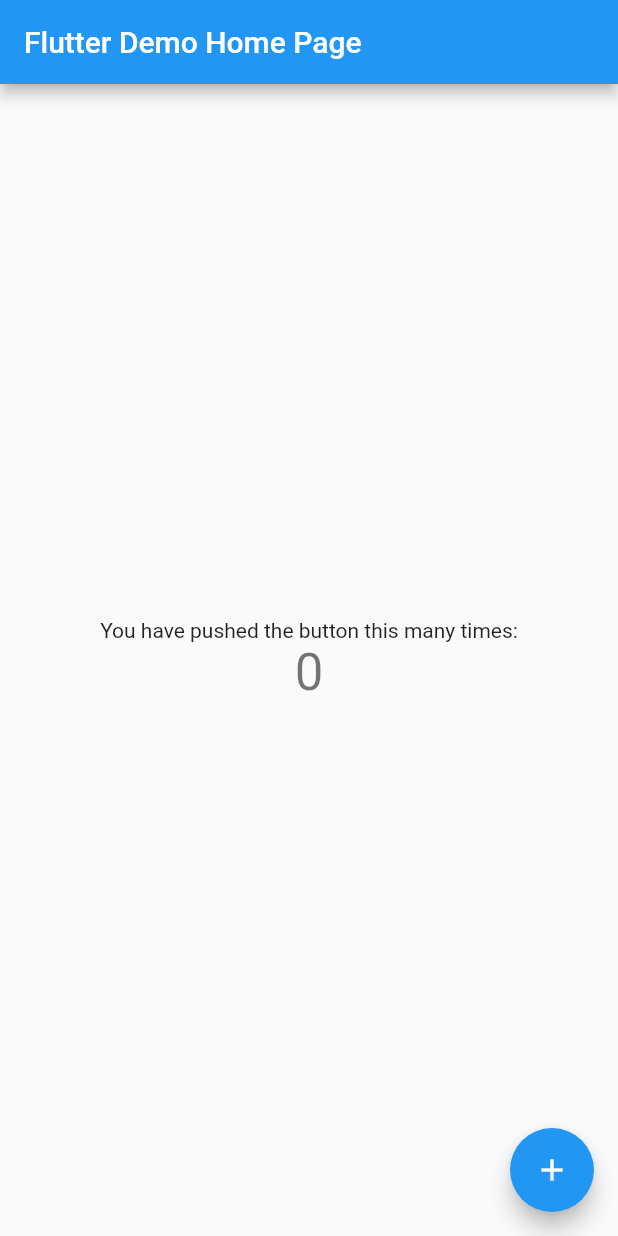
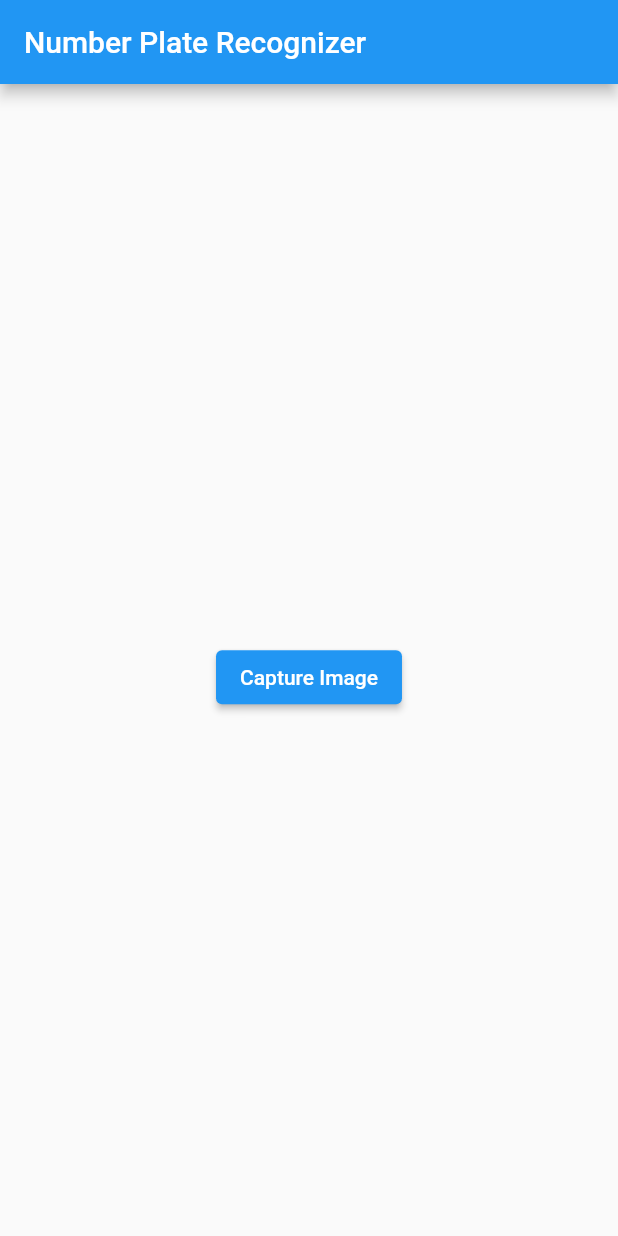
Before and after one commit to nuwanAsiri/poc-sl-vehicle-number-plate-text-extraction, a Flutter app: the screen it shows after launch, on a phone screen of 412 x 824 dp. Run offline on Flutter 3.47's test engine with Material 2 defaults, Android fonts, the phone set to English and light mode, and no system bars; our stand-ins replace image_picker; missing offline and left inert: google_ml_kit.

Commit message:
changes to add google ml kit and image capture features

```diff
--- a/poc_sl_vehicle_number_plate_text_extraction/lib/main.dart
+++ b/poc_sl_vehicle_number_plate_text_extraction/lib/main.dart
@@ -1,115 +1,66 @@
 import 'package:flutter/material.dart';
+import 'package:image_picker/image_picker.dart';
+import 'package:google_ml_kit/google_ml_kit.dart';
 
 void main() {
-  runApp(const MyApp());
+  runApp(MyApp());
 }
 
 class MyApp extends StatelessWidget {
-  const MyApp({super.key});
-
-  // This widget is the root of your application.
   @override
   Widget build(BuildContext context) {
     return MaterialApp(
-      title: 'Flutter Demo',
-      theme: ThemeData(
-        // This is the theme of your application.
-        //
-        // Try running your application with "flutter run". You'll see the
-        // application has a blue toolbar. Then, without quitting the app, try
-        // changing the primarySwatch below to Colors.green and then invoke
-        // "hot reload" (press "r" in the console where you ran "flutter run",
-        // or simply save your changes to "hot reload" in a Flutter IDE).
-        // Notice that the counter didn't reset back to zero; the application
-        // is not restarted.
-        primarySwatch: Colors.blue,
-      ),
-      home: const MyHomePage(title: 'Flutter Demo Home Page'),
+      home: HomePage(),
     );
   }
 }
 
-class MyHomePage extends StatefulWidget {
-  const MyHomePage({super.key, required this.title});
-
-  // This widget is the home page of your application. It is stateful, meaning
-  // that it has a State object (defined below) that contains fields that affect
-  // how it looks.
-
-  // This class is the configuration for the state. It holds the values (in this
-  // case the title) provided by the parent (in this case the App widget) and
-  // used by the build method of the State. Fields in a Widget subclass are
-  // always marked "final".
-
-  final String title;
-
+class HomePage extends StatefulWidget {
   @override
-  State<MyHomePage> createState() => _MyHomePageState();
+  _HomePageState createState() => _HomePageState();
 }
 
-class _MyHomePageState extends State<MyHomePage> {
-  int _counter = 0;
+class _HomePageState extends State<HomePage> {
+  String _extractedText = '';
+  final ImagePicker _picker = ImagePicker();
 
-  void _incrementCounter() {
+  void extractTextFromImage(XFile image) async {
+    final inputImage = InputImage.fromFilePath(image.path);
+    final textDetector = GoogleMlKit.vision.textDetector();
+    final RecognisedText recognisedText =
+        await textDetector.processImage(inputImage);
+    await textDetector.close();
+
     setState(() {
-      // This call to setState tells the Flutter framework that something has
-      // changed in this State, which causes it to rerun the build method below
-      // so that the display can reflect the updated values. If we changed
-      // _counter without calling setState(), then the build method would not be
-      // called again, and so nothing would appear to happen.
-      _counter++;
+      _extractedText = recognisedText.text;
     });
+  }
+
+  Future<void> pickImage() async {
+    final XFile? image = await _picker.pickImage(source: ImageSource.camera);
+    if (image != null) {
+      extractTextFromImage(image);
+    }
   }
 
   @override
   Widget build(BuildContext context) {
-    // This method is rerun every time setState is called, for instance as done
-    // by the _incrementCounter method above.
-    //
-    // The Flutter framework has been optimized to make rerunning build methods
-    // fast, so that you can just rebuild anything that needs updating rather
-    // than having to individually change instances of widgets.
     return Scaffold(
       appBar: AppBar(
-        // Here we take the value from the MyHomePage object that was created by
-        // the App.build method, and use it to set our appbar title.
-        title: Text(widget.title),
+        title: Text('Number Plate Recognizer'),
       ),
       body: Center(
-        // Center is a layout widget. It takes a single child and positions it
-        // in the middle of the parent.
         child: Column(
-          // Column is also a layout widget. It takes a list of children and
-          // arranges them vertically. By default, it sizes itself to fit its
-          // children horizontally, and tries to be as tall as its parent.
-          //
-          // Invoke "debug painting" (press "p" in the console, choose the
-          // "Toggle Debug Paint" action from the Flutter Inspector in Android
-          // Studio, or the "Toggle Debug Paint" command in Visual Studio Code)
-          // to see the wireframe for each widget.
-          //
-          // Column has various properties to control how it sizes itself and
-          // how it positions its children. Here we use mainAxisAlignment to
-          // center the children vertically; the main axis here is the vertical
-          // axis because Columns are vertical (the cross axis would be
-          // horizontal).
           mainAxisAlignment: MainAxisAlignment.center,
           children: <Widget>[
-            const Text(
-              'You have pushed the button this many times:',
-            ),
-            Text(
-              '$_counter',
-              style: Theme.of(context).textTheme.headlineMedium,
+            Text(_extractedText, style: TextStyle(fontSize: 20)),
+            ElevatedButton(
+              onPressed: pickImage,
+              child: Text('Capture Image'),
             ),
           ],
         ),
       ),
-      floatingActionButton: FloatingActionButton(
-        onPressed: _incrementCounter,
-        tooltip: 'Increment',
-        child: const Icon(Icons.add),
-      ), // This trailing comma makes auto-formatting nicer for build methods.
     );
   }
 }
--- a/poc_sl_vehicle_number_plate_text_extraction/pubspec.yaml
+++ b/poc_sl_vehicle_number_plate_text_extraction/pubspec.yaml
@@ -30,6 +30,11 @@
 dependencies:
   flutter:
     sdk: flutter
+  google_ml_kit: ^0.7.3
+  image_picker: ^0.8.4+4  # For capturing images using camera or gallery
+  dependencies:
+  workmanager: ^0.5.2
+
 
 
   # The following adds the Cupertino Icons font to your application.
```
Also changed, not shown: poc_sl_vehicle_number_plate_text_extraction/pubspec.lock, 6 other files.
